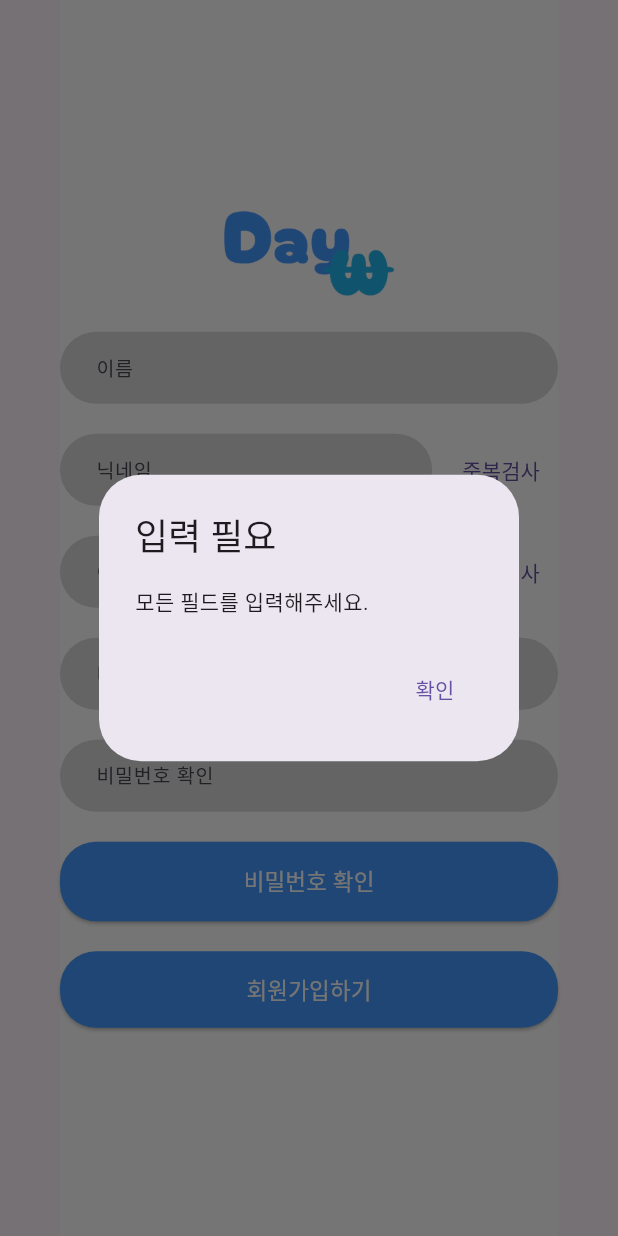
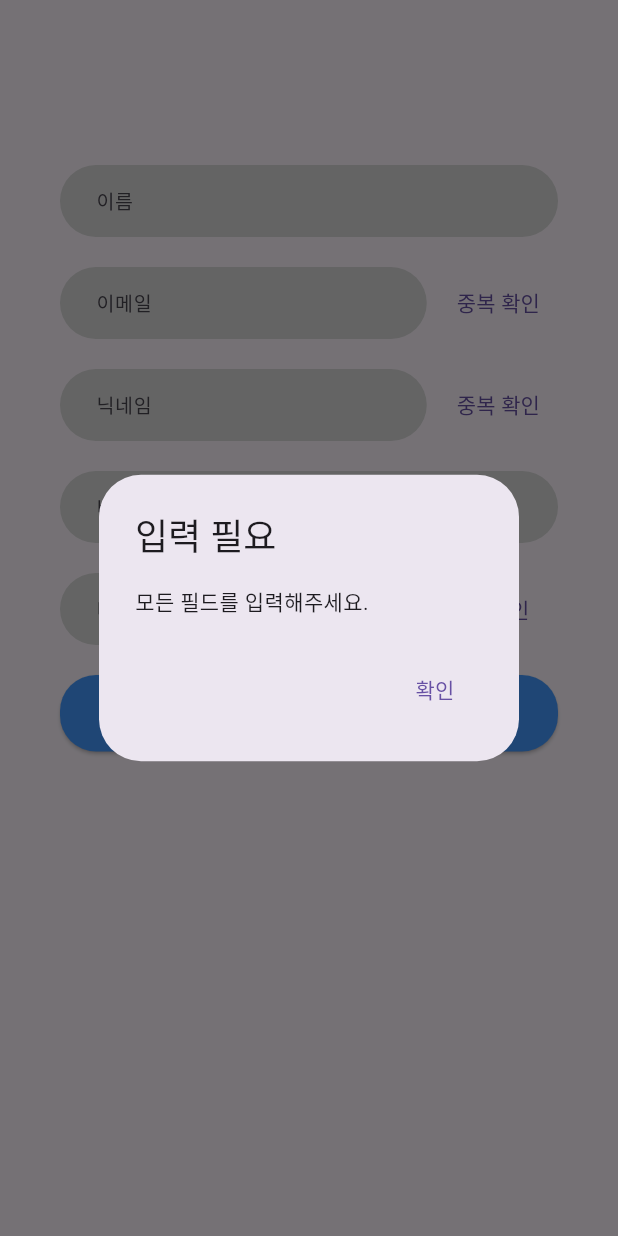
Before and after one commit to guddnboy/Daywon_FE, a Flutter app: the SignupPage screen opened directly, after a tap on "회원가입하기", on a phone screen of 412 x 824 dp. Run offline on Flutter 3.47's test engine with Material 3 defaults, Android fonts, the phone set to English and light mode, and no system bars; our stand-ins replace video_player.

Commit message:
회원가입 연결 완료

```diff
--- a/lib/pages/login/SignUpPage.dart
+++ b/lib/pages/login/SignUpPage.dart
@@ -1,7 +1,9 @@
 import 'dart:convert';
+import 'package:flutter/foundation.dart';
 import 'package:http/http.dart' as http;
 import 'package:flutter/material.dart';
-import 'package:project/config.dart'; // Config 클래스를 import 합니다.
+import 'package:project/config.dart';
+import 'package:project/pages/login/LoginPage.dart'; // Config 클래스를 import 합니다.
 
 void main() async {
   runApp(const SignupPage());
@@ -24,17 +26,19 @@ class _SignupPageState extends State<SignupPage> {
 
   bool isNicknameChecked = false;
   bool isEmailChecked = false;
+  bool isPasswordMatched = false;
 
   Widget _buildTextField({
     required TextEditingController controller,
     required String labelText,
     required bool obscureText,
+    double width = double.infinity,
     Widget? suffix,
   }) {
     return Padding(
       padding: const EdgeInsets.symmetric(vertical: 10.0),
       child: SizedBox(
-        width: double.infinity,
+        width: width,
         child: Row(
           children: [
             Expanded(
@@ -66,24 +70,28 @@ class _SignupPageState extends State<SignupPage> {
     );
   }
 
-  Widget _buildSignupButton(BuildContext context) {
+  Widget _buildButton({
+    required String text,
+    required VoidCallback onPressed,
+    Color? buttonColor,
+  }) {
     return Padding(
       padding: const EdgeInsets.symmetric(vertical: 10.0),
       child: SizedBox(
         width: double.infinity,
         child: ElevatedButton(
-          onPressed: () => _signUp(context),
+          onPressed: onPressed,
           style: ElevatedButton.styleFrom(
             padding:
                 const EdgeInsets.symmetric(vertical: 15.0, horizontal: 20.0),
-            backgroundColor: const Color(0xFF4399FF),
+            backgroundColor: buttonColor,
             shape: RoundedRectangleBorder(
               borderRadius: BorderRadius.circular(24),
             ),
           ),
-          child: const Text(
-            '회원가입하기',
-            style: TextStyle(
+          child: Text(
+            text,
+            style: const TextStyle(
               color: Colors.white,
               fontSize: 15,
               fontWeight: FontWeight.w400,
@@ -91,6 +99,22 @@ class _SignupPageState extends State<SignupPage> {
           ),
         ),
       ),
+    );
+  }
+
+  Widget _buildSignupButton(BuildContext context) {
+    return _buildButton(
+      text: '회원가입하기',
+      onPressed: () => _signUp(context),
+      buttonColor: const Color(0xFF4399FF),
+    );
+  }
+
+  Widget _buildPasswordConfirmationButton(BuildContext context) {
+    return _buildButton(
+      text: '비밀번호 확인',
+      onPressed: () => _checkPassword(context),
+      buttonColor: const Color(0xFF4399FF),
     );
   }
 
@@ -112,8 +136,8 @@ class _SignupPageState extends State<SignupPage> {
         return;
       }
 
-      if (passwordController.text != confirmPasswordController.text) {
-        _showDialog(context, '비밀번호 오류', '비밀번호가 일치하지 않습니다.');
+      if (!isPasswordMatched) {
+        _showDialog(context, '비밀번호 확인 필요', '비밀번호가 일치하지 않습니다.');
         return;
       }
 
@@ -137,6 +161,15 @@ class _SignupPageState extends State<SignupPage> {
 
       if (response.statusCode == 200) {
         _showDialog(context, '회원가입 성공', '회원가입이 성공적으로 완료되었습니다.');
+
+        // 회원가입 성공 후 LoginPage로 이동
+        Navigator.pushReplacement(
+          context,
+          MaterialPageRoute(
+              builder: (context) => LoginPage(
+                    apiUrl: Config.apiUrl,
+                  )),
+        );
       } else {
         _showDialog(
             context, '회원가입 실패', '회원가입에 실패했습니다. 에러 코드: ${response.statusCode}');
@@ -149,74 +182,71 @@ class _SignupPageState extends State<SignupPage> {
   void _checkNickname(BuildContext context) async {
     final serverUri = Config.apiUrl;
     final nickname = nicknameController.text;
+
+    if (nickname.isEmpty) {
+      _showDialog(context, '오류', '닉네임을 입력하세요');
+      return;
+    }
+
+    try {
       final response = await http.get(
-      Uri.parse('$serverUri/users/check_nickname/$nickname'),
+        Uri.parse('$serverUri/users/check_nickname/?nickname=$nickname'),
       );
 
       if (response.statusCode == 200) {
-      final isNicknameExists = jsonDecode(response.body)['exists'];
-      if (isNicknameExists) {
+        final responseData = jsonDecode(response.body);
+        final isNicknameAvailable = responseData['is_available'] ?? false;
+
+        if (isNicknameAvailable) {
+          _showDialog(context, '확인 완료', '사용 가능한 닉네임입니다.');
+        } else {
           _showDialog(context, '중복 오류', '이미 사용 중인 닉네임입니다.');
-        isNicknameChecked = false;
-      } else {
-        _showDialog(context, '확인 완료', '사용 가능한 닉네임입니다.');
+        }
+
         setState(() {
-          isNicknameChecked = true;
+          isNicknameChecked = isNicknameAvailable;
         });
-      }
-      // 중복 검사 결과를 출력합니다.
-      print('닉네임 중복 검사 결과: $isNicknameExists');
       } else {
         _showDialog(context, '오류', '닉네임 확인 중 오류가 발생했습니다.');
+      }
+    } catch (e) {
+      _showDialog(context, '오류', '닉네임 확인 중 오류가 발생했습니다: $e');
     }
   }
 
   void _checkEmail(BuildContext context) async {
     final serverUri = Config.apiUrl;
     final email = emailController.text;
+
+    if (email.isEmpty) {
+      _showDialog(context, '오류', '이메일을 입력하세요');
+      return;
+    }
+
+    try {
       final response = await http.get(
-      Uri.parse('$serverUri/users/check_email/$email'),
+        Uri.parse('$serverUri/users/check_email/?email=$email'),
       );
 
       if (response.statusCode == 200) {
-      final isEmailExists = jsonDecode(response.body)['exists'];
-      if (isEmailExists) {
+        final responseData = jsonDecode(response.body);
+        final isEmailAvailable = responseData['is_available'] ?? false;
+
+        if (isEmailAvailable) {
+          _showDialog(context, '확인 완료', '사용 가능한 이메일입니다.');
+        } else {
           _showDialog(context, '중복 오류', '이미 사용 중인 이메일입니다.');
-        isEmailChecked = false;
-      } else {
-        _showDialog(context, '확인 완료', '사용 가능한 이메일입니다.');
+        }
+
         setState(() {
-          isEmailChecked = true;
+          isEmailChecked = isEmailAvailable;
         });
-      }
-      // 중복 검사 결과를 출력합니다.
-      print('이메일 중복 검사 결과: $isEmailExists');
       } else {
         _showDialog(context, '오류', '이메일 확인 중 오류가 발생했습니다.');
       }
+    } catch (e) {
+      _showDialog(context, '오류', '이메일 확인 중 오류가 발생했습니다: $e');
     }
-
-  void _checkPassword(BuildContext context) {
-    final password = passwordController.text;
-    final confirmPassword = confirmPasswordController.text;
-
-    if (password == confirmPassword) {
-      _showDialog(context, '확인 완료', '비밀번호가 일치합니다.');
-    } else {
-      _showDialog(context, '일치하지 않음', '비밀번호와 비밀번호 확인이 일치하지 않습니다.');
-      // 입력 데이터 초기화
-      passwordController.clear();
-      confirmPasswordController.clear();
-    }
-  }
-
-  // 입력값이 비어있는지 확인하는 메서드
-  bool _isInputEmpty() {
-    return nameController.text.isEmpty ||
-        passwordController.text.isEmpty ||
-        confirmPasswordController.text.isEmpty ||
-        emailController.text.isEmpty ||
-        nicknameController.text.isEmpty;
   }
 
   void _showDialog(BuildContext context, String title, String content) {
@@ -239,6 +269,37 @@ class _SignupPageState extends State<SignupPage> {
     );
   }
 
+  void _checkPassword(BuildContext context) {
+    final password = passwordController.text;
+    final confirmPassword = confirmPasswordController.text;
+
+    if (password == confirmPassword && password.isNotEmpty) {
+      setState(() {
+        isPasswordMatched = true; // 비밀번호 일치 상태 업데이트
+      });
+      _showDialog(context, '확인 완료', '비밀번호가 일치합니다.');
+    } else if (password.isEmpty) {
+      setState(() {
+        isPasswordMatched = false; // 비밀번호 불일치 상태 업데이트
+      });
+      _showDialog(context, '오류', '비밀번호를 입력하세요.');
+    } else {
+      setState(() {
+        isPasswordMatched = false; // 비밀번호 불일치 상태 업데이트
+      });
+      _showDialog(context, '일치하지 않음', '비밀번호와 비밀번호 확인이 일치하지 않습니다.');
+    }
+  }
+
+  // 입력값이 비어있는지 확인하는 메서드
+  bool _isInputEmpty() {
+    return nameController.text.isEmpty ||
+        passwordController.text.isEmpty ||
+        confirmPasswordController.text.isEmpty ||
+        emailController.text.isEmpty ||
+        nicknameController.text.isEmpty;
+  }
+
   @override
   Widget build(BuildContext context) {
     return Scaffold(
@@ -247,24 +308,22 @@ class _SignupPageState extends State<SignupPage> {
           child: Container(
             margin: const EdgeInsets.symmetric(horizontal: 40.0),
             width: MediaQuery.of(context).size.width,
-            height: MediaQuery.of(context).size.height,
-            color: Colors.white,
             child: Column(
-              mainAxisAlignment: MainAxisAlignment.center,
               children: [
-                Container(
-                  width: MediaQuery.of(context).size.width * 0.5,
-                  height: MediaQuery.of(context).size.height * 0.1,
-                  decoration: const BoxDecoration(
-                    image: DecorationImage(
-                      image: AssetImage("assets/img/DayWon.png"),
-                    ),
-                  ),
-                ),
+                const SizedBox(height: 100),
                 _buildTextField(
                   controller: nameController,
                   labelText: '이름',
                   obscureText: false,
+                ),
+                _buildTextField(
+                  controller: emailController,
+                  labelText: '이메일',
+                  obscureText: false,
+                  suffix: TextButton(
+                    onPressed: () => _checkEmail(context),
+                    child: const Text('중복 확인'),
+                  ),
                 ),
                 _buildTextField(
                   controller: nicknameController,
@@ -272,16 +331,7 @@ class _SignupPageState extends State<SignupPage> {
                   obscureText: false,
                   suffix: TextButton(
                     onPressed: () => _checkNickname(context),
-                    child: const Text('중복검사'),
-                  ),
-                ),
-                _buildTextField(
-                  controller: emailController,
-                  labelText: '이메일',
-                  obscureText: false,
-                  suffix: TextButton(
-                    onPressed: () => _checkEmail(context),
-                    child: const Text('중복검사'),
+                    child: const Text('중복 확인'),
                   ),
                 ),
                 _buildTextField(
@@ -293,30 +343,9 @@ class _SignupPageState extends State<SignupPage> {
                   controller: confirmPasswordController,
                   labelText: '비밀번호 확인',
                   obscureText: true,
-                ),
-                Padding(
-                  padding: const EdgeInsets.symmetric(vertical: 10.0),
-                  child: SizedBox(
-                    width: double.infinity,
-                    child: ElevatedButton(
+                  suffix: TextButton(
                     onPressed: () => _checkPassword(context),
-                      style: ElevatedButton.styleFrom(
-                        padding: const EdgeInsets.symmetric(
-                            vertical: 15.0, horizontal: 20.0),
-                        backgroundColor: const Color(0xFF4399FF),
-                        shape: RoundedRectangleBorder(
-                          borderRadius: BorderRadius.circular(24),
-                        ),
-                      ),
-                      child: const Text(
-                        '비밀번호 확인',
-                        style: TextStyle(
-                          color: Colors.white,
-                          fontSize: 15,
-                          fontWeight: FontWeight.w400,
-                        ),
-                      ),
-                    ),
+                    child: const Text('확인'),
                   ),
                 ),
                 _buildSignupButton(context),
```
Lines whose indentation alone changed are shown as unchanged.
